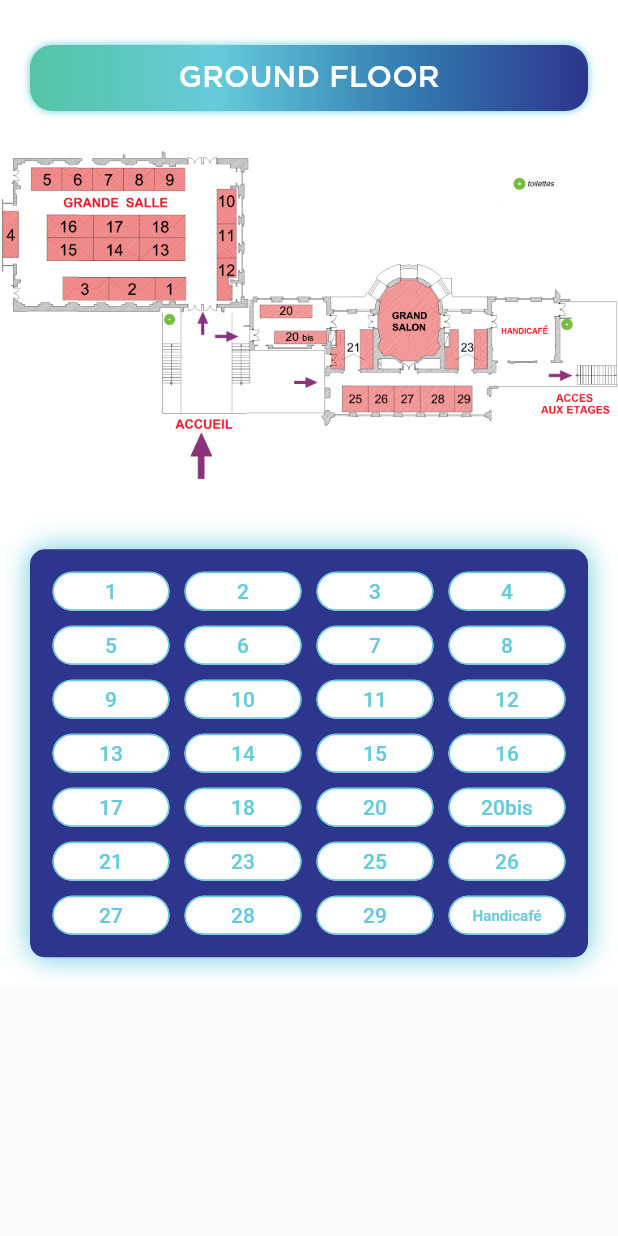
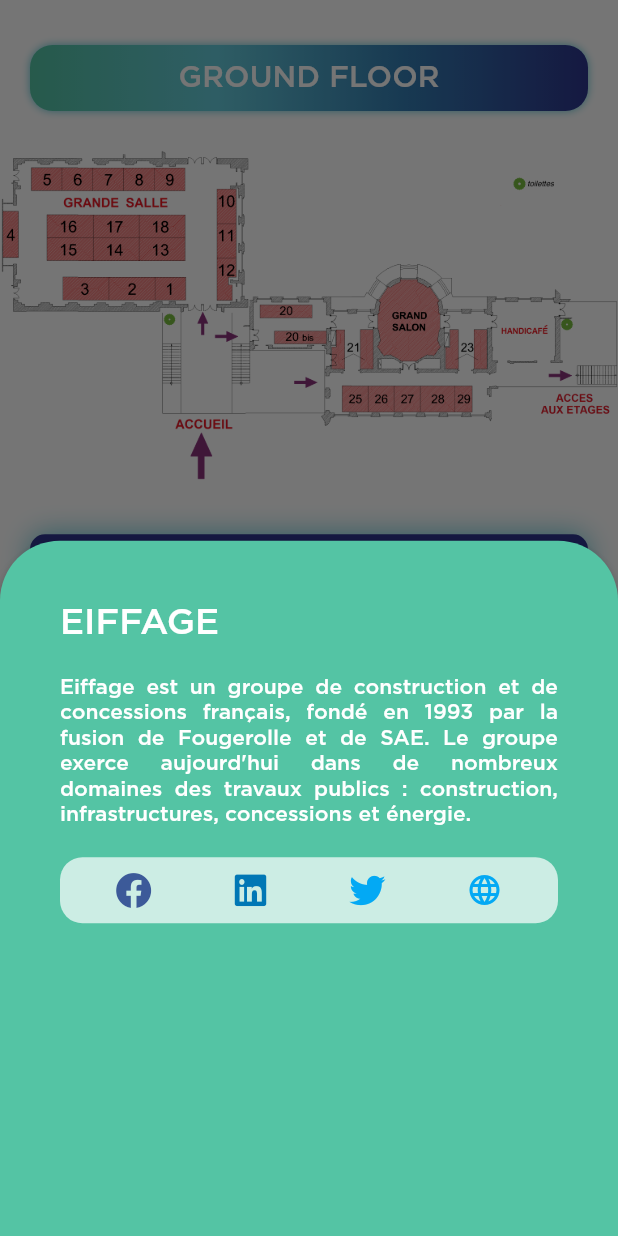
Before and after one commit to fouques1u/ForumHorizonChimie2020, a Flutter app: the FirstFloorPage widget shown alone on an empty page, opened directly, after a tap on an icon or button, on a phone screen of 412 x 824 dp. Run offline on Flutter 3.47's test engine with Material 2 defaults, Android fonts, the phone set to English and light mode, and no system bars; our stand-ins replace curved_navigation_bar, font_awesome_flutter.

Commit message:
Added Modal Bottom Sheet implementation on floor's screens

```diff
--- a/lib/screens/map_pages/first_floor.dart
+++ b/lib/screens/map_pages/first_floor.dart
@@ -1,47 +1,53 @@
+import 'package:flutter/cupertino.dart';
 import 'package:flutter/material.dart';
+
 import 'package:forum_horizon_chimie/app_localizations.dart';
 import 'package:forum_horizon_chimie/widgets/outline_button_classic.dart';
 import 'package:forum_horizon_chimie/widgets/page_title_classic.dart';
-
+import '../../widgets/firm_modal_bottom_sheet.dart';
 import '../../colors.dart';
 
 class FirstFloorPage extends StatelessWidget {
-  Widget buildCircularButton(BuildContext context, String standNumber) {
-    return InkWell(
-      onTap: () {
-        showModalBottomSheet(
-            context: context,
-            elevation: 4,
-            builder: (BuildContext context) {
-              return Container(
-                height: 200,
-                decoration: BoxDecoration(
-                  borderRadius: BorderRadius.circular(15),
-                ),
-                child: Text(standNumber),
-              );
-            });
-      },
-      child: Container(
-        alignment: Alignment.topLeft,
-        padding: EdgeInsets.all(10),
-        decoration: BoxDecoration(
-          shape: BoxShape.circle,
-          color: simpleBlueColor,
-        ),
-        child: Text(standNumber),
-      ),
+  void showFirmInformations(BuildContext context, String standNumber) {
+    showModalBottomSheet(
+      backgroundColor: lightGreenColor,
+      context: context,
+      elevation: 4,
+      shape: RoundedRectangleBorder(borderRadius: BorderRadius.vertical(top: Radius.circular(40))),
+      builder: (context) => FirmModalBottomSheet(standNumber: standNumber,),
     );
   }
 
-  Widget buildRow(BuildContext context, List<String> standNumbers) {
-    return Row(
-      mainAxisAlignment: MainAxisAlignment.spaceEvenly,
-      children: standNumbers.map((standNumber) {
-        return buildCircularButton(context, standNumber);
-      }).toList(),
-    );
-  }
+  List<String> standNumbers = [
+    '1',
+    '2',
+    '3',
+    '4',
+    '5',
+    '6',
+    '7',
+    '8',
+    '9',
+    '10',
+    '11',
+    '12',
+    '13',
+    '14',
+    '15',
+    '16',
+    '17',
+    '18',
+    '20',
+    '20bis',
+    '21',
+    '23',
+    '25',
+    '26',
+    '27',
+    '28',
+    '29',
+    'Handicafé',
+  ];
 
   @override
   Widget build(BuildContext context) {
@@ -59,9 +65,8 @@ class FirstFloorPage extends StatelessWidget {
             alignment: Alignment.center,
             child: Image.asset("assets/images/plan_rdc.png"),
           ),
-          // TODO : Change the disposal of the stands.
           SizedBox(
-            height: 20,
+            height: 10,
           ),
           Container(
             margin: EdgeInsets.all(20),
@@ -84,37 +89,15 @@ class FirstFloorPage extends StatelessWidget {
               crossAxisSpacing: 10,
               mainAxisSpacing: 10,
               childAspectRatio: 3,
-              children: <Widget>[
-                OutlineButtonClassic(text: '1', action: () {},),
-                OutlineButtonClassic(text: '2', action: () {},),
-                OutlineButtonClassic(text: '3', action: () {},),
-                OutlineButtonClassic(text: '4', action: () {},),
-                OutlineButtonClassic(text: '5', action: () {},),
-                OutlineButtonClassic(text: '6', action: () {},),
-                OutlineButtonClassic(text: '7', action: () {},),
-                OutlineButtonClassic(text: '8', action: () {},),
-                OutlineButtonClassic(text: '9', action: () {},),
-                OutlineButtonClassic(text: '10', action: () {},),
-                OutlineButtonClassic(text: '11', action: () {},),
-                OutlineButtonClassic(text: '12', action: () {},),
-                OutlineButtonClassic(text: '13', action: () {},),
-                OutlineButtonClassic(text: '14', action: () {},),
-                OutlineButtonClassic(text: '15', action: () {},),
-                OutlineButtonClassic(text: '16', action: () {},),
-                OutlineButtonClassic(text: '17', action: () {},),
-                OutlineButtonClassic(text: '18', action: () {},),
-                OutlineButtonClassic(text: '20', action: () {},),
-                OutlineButtonClassic(text: '20bis', action: () {},),
-                OutlineButtonClassic(text: '21', action: () {},),
-                OutlineButtonClassic(text: '23', action: () {},),
-                OutlineButtonClassic(text: '25', action: () {},),
-                OutlineButtonClassic(text: '26', action: () {},),
-                OutlineButtonClassic(text: '27', action: () {},),
-                OutlineButtonClassic(text: '28', action: () {},),
-                OutlineButtonClassic(text: '29', action: () {},),
-                OutlineButtonClassic(text: 'Handicafé', action: () {},),
-              ],
-            )
+              children: standNumbers
+                  .map(
+                    (String standNumber) => OutlineButtonClassic(
+                      text: standNumber,
+                      action: () => showFirmInformations(context, standNumber),
+                    ),
+                  )
+                  .toList(),
+            ),
           ),
         ],
       ),
--- /dev/null
+++ b/lib/widgets/firm_modal_bottom_sheet.dart
@@ -0,0 +1,120 @@
+import 'package:flutter/material.dart';
+import 'package:url_launcher/url_launcher.dart';
+import 'package:font_awesome_flutter/font_awesome_flutter.dart';
+
+class FirmModalBottomSheet extends StatelessWidget {
+  final String standNumber;
+  final String _firmTitle = 'EIFFAGE';
+  final String _firmDescription =
+      'Eiffage est un groupe de construction et de concessions français, fondé en 1993 par la fusion de Fougerolle et de SAE. Le groupe exerce aujourd\'hui dans de nombreux domaines des travaux publics : construction, infrastructures, concessions et énergie.';
+  final String _oldFacebookUrl =
+      'fb://page/EiffageConstruction'; // Handle versions in Facebook
+  final String _facebookUrl =
+      'fb://facewebmodal/f?href=https://www.facebook.com/EiffageConstruction/';
+  final String _linkedInUrl =
+      'https://www.linkedin.com/company/eiffage_2/';
+  final String _twitterUrl = 'http://www.twitter.com/eiffage';
+  final String _webSiteUrl = 'https://www.eiffage.com';
+
+  FirmModalBottomSheet({@required this.standNumber});
+
+  Future _launchURL(String url) async {
+    if (await canLaunch(url)) {
+      await launch(url);
+    } else {
+      throw 'Could not launch $url';
+    }
+  }
+
+  Future _launchFacebookUrl(String oldUrl, String newUrl) async {
+    //TODO: Manage the old way of going into a facebook app with id
+    if (await canLaunch(newUrl)) {
+      await launch(newUrl);
+    } else {
+      throw 'Could not launch $newUrl';
+    }
+  }
+
+  @override
+  Widget build(BuildContext context) {
+    return Container(
+      margin: EdgeInsets.all(40),
+      height: MediaQuery.of(context).size.height * 0.5,
+      child: ListView(
+        scrollDirection: Axis.vertical,
+        children: <Widget>[
+          Text(
+            _firmTitle,
+            style: TextStyle(
+              color: Colors.white,
+              fontFamily: 'Gotham',
+              fontSize: 24,
+            ),
+          ),
+          SizedBox(
+            height: 20,
+          ),
+          Text(
+            _firmDescription,
+            style: TextStyle(
+              color: Colors.white,
+              fontFamily: 'Gotham',
+              fontSize: 14,
+            ),
+            textAlign: TextAlign.justify,
+          ),
+          SizedBox(height: 20,),
+          Container(
+            padding: EdgeInsets.all(10),
+            decoration: BoxDecoration(
+              color: Colors.white70,
+              borderRadius: BorderRadiusDirectional.circular(15)
+            ),
+            child: Row(
+              mainAxisAlignment: MainAxisAlignment.spaceEvenly,
+              children: <Widget>[
+                Expanded(
+                    child: GestureDetector(
+                      child: Icon(
+                        FontAwesomeIcons.facebook,
+                        color: Color.fromRGBO(60, 90, 153, 1),
+                      ),
+                      onTap: () =>
+                          _launchFacebookUrl(_oldFacebookUrl, _facebookUrl),
+                    ),
+                  ),
+                  Expanded(
+                    child: GestureDetector(
+                      child: Icon(
+                        FontAwesomeIcons.linkedin,
+                        color: Color.fromRGBO(0, 119, 181, 1),
+                      ),
+                      onTap:  () => _launchURL(_linkedInUrl),
+                    ),
+                  ),
+                  Expanded(
+                    child: GestureDetector(
+                      child: Icon(
+                        FontAwesomeIcons.twitter,
+                        color: Colors.lightBlue,
+                      ),
+                      onTap: () => _launchURL(_twitterUrl),
+                    ),
+                  ),
+                  Expanded(
+                    child: GestureDetector(
+                      child: Icon(
+                        Icons.language,
+                        color: Colors.lightBlue,
+                      ),
+                      onTap: () => _launchURL(_webSiteUrl),
+                    ),
+                  )
+              ],
+            ),
+          )
+        ],
+      ),
+    );
+  }
+}
```
Also changed, not shown: lib/screens/map_pages/second_floor.dart (+39 -42 lines), lib/screens/map_pages/third_floor.dart (+31 -12 lines).
